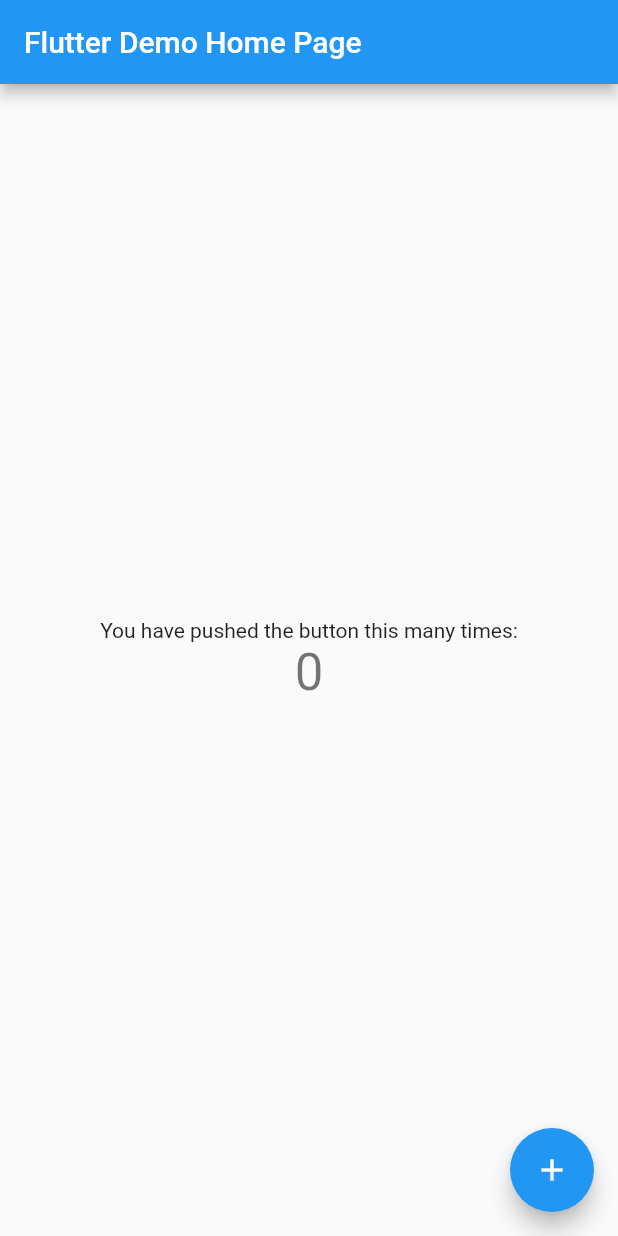
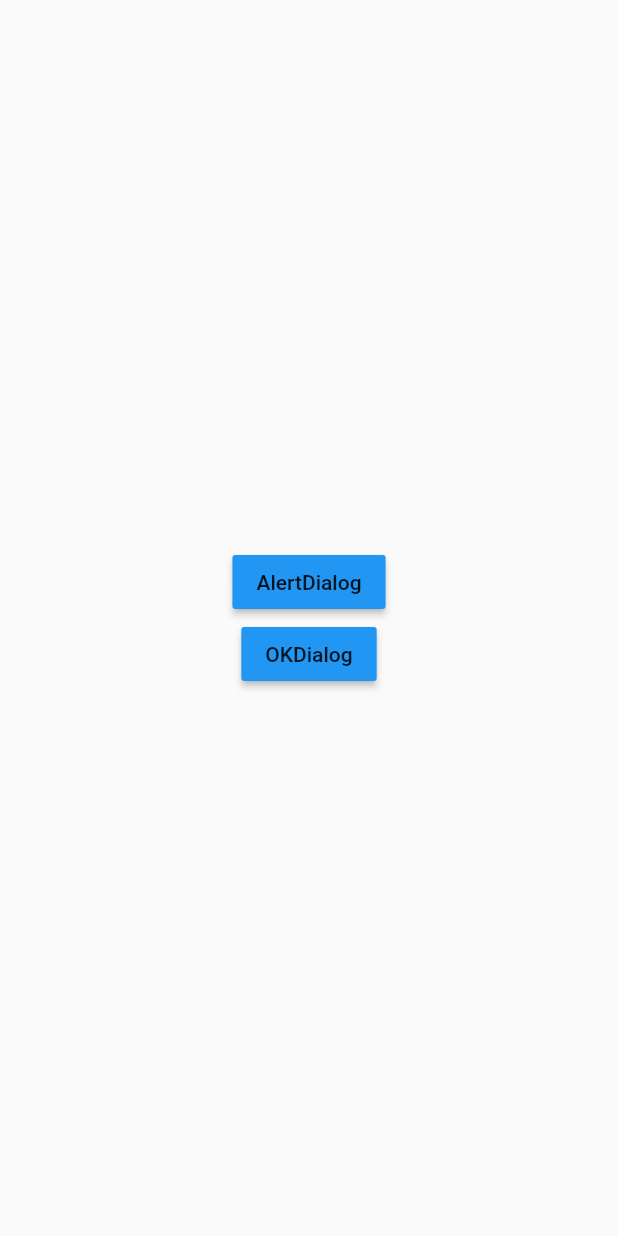
Before and after one commit to Aquarius-M/flutter_adaptive_components, a Flutter app: the screen it shows after launch, on a phone screen of 412 x 824 dp. Run offline on Flutter 3.47's test engine with Material 2 defaults, Android fonts, the phone set to English and light mode, and no system bars.

Commit message:
新增OK_Dialog

```diff
--- a/example/lib/main.dart
+++ b/example/lib/main.dart
@@ -1,4 +1,5 @@
 import 'package:flutter/material.dart';
+import 'package:flutter_adaptive_components/flutter_adaptive_components.dart';
 
 void main() {
   runApp(MyApp());
@@ -11,103 +12,55 @@ class MyApp extends StatelessWidget {
     return MaterialApp(
       title: 'Flutter Demo',
       theme: ThemeData(
-        // This is the theme of your application.
-        //
-        // Try running your application with "flutter run". You'll see the
-        // application has a blue toolbar. Then, without quitting the app, try
-        // changing the primarySwatch below to Colors.green and then invoke
-        // "hot reload" (press "r" in the console where you ran "flutter run",
-        // or simply save your changes to "hot reload" in a Flutter IDE).
-        // Notice that the counter didn't reset back to zero; the application
-        // is not restarted.
         primarySwatch: Colors.blue,
       ),
-      home: MyHomePage(title: 'Flutter Demo Home Page'),
+      home: HomePage(),
     );
   }
 }
 
-class MyHomePage extends StatefulWidget {
-  MyHomePage({Key? key, required this.title}) : super(key: key);
-
-  // This widget is the home page of your application. It is stateful, meaning
-  // that it has a State object (defined below) that contains fields that affect
-  // how it looks.
-
-  // This class is the configuration for the state. It holds the values (in this
-  // case the title) provided by the parent (in this case the App widget) and
-  // used by the build method of the State. Fields in a Widget subclass are
-  // always marked "final".
-
-  final String title;
-
-  @override
-  _MyHomePageState createState() => _MyHomePageState();
-}
-
-class _MyHomePageState extends State<MyHomePage> {
-  int _counter = 0;
-
-  void _incrementCounter() {
-    setState(() {
-      // This call to setState tells the Flutter framework that something has
-      // changed in this State, which causes it to rerun the build method below
-      // so that the display can reflect the updated values. If we changed
-      // _counter without calling setState(), then the build method would not be
-      // called again, and so nothing would appear to happen.
-      _counter++;
-    });
-  }
+class HomePage extends StatelessWidget {
+  const HomePage({Key? key}) : super(key: key);
 
   @override
   Widget build(BuildContext context) {
-    // This method is rerun every time setState is called, for instance as done
-    // by the _incrementCounter method above.
-    //
-    // The Flutter framework has been optimized to make rerunning build methods
-    // fast, so that you can just rebuild anything that needs updating rather
-    // than having to individually change instances of widgets.
     return Scaffold(
-      appBar: AppBar(
-        // Here we take the value from the MyHomePage object that was created by
-        // the App.build method, and use it to set our appbar title.
-        title: Text(widget.title),
-      ),
-      body: Center(
-        // Center is a layout widget. It takes a single child and positions it
-        // in the middle of the parent.
+      body: Container(
+        width: MediaQuery.of(context).size.width,
+        height: MediaQuery.of(context).size.height,
         child: Column(
-          // Column is also a layout widget. It takes a list of children and
-          // arranges them vertically. By default, it sizes itself to fit its
-          // children horizontally, and tries to be as tall as its parent.
-          //
-          // Invoke "debug painting" (press "p" in the console, choose the
-          // "Toggle Debug Paint" action from the Flutter Inspector in Android
-          // Studio, or the "Toggle Debug Paint" command in Visual Studio Code)
-          // to see the wireframe for each widget.
-          //
-          // Column has various properties to control how it sizes itself and
-          // how it positions its children. Here we use mainAxisAlignment to
-          // center the children vertically; the main axis here is the vertical
-          // axis because Columns are vertical (the cross axis would be
-          // horizontal).
           mainAxisAlignment: MainAxisAlignment.center,
-          children: <Widget>[
-            Text(
-              'You have pushed the button this many times:',
+          children: [
+            MaterialButton(
+              color: Theme.of(context).primaryColor,
+              child: Text('AlertDialog'),
+              onPressed: () {
+                showAdaptiveAlert(
+                  context: context,
+                  style: AdaptiveStyle.adaptive,
+                  title: Text('标题'),
+                  content: Text('这是alert_dialog的内容'),
+                  leftText: Text('确认'),
+                  rightText: Text('取消'),
+                );
+              },
             ),
-            Text(
-              '$_counter',
-              style: Theme.of(context).textTheme.headline4,
+            MaterialButton(
+              color: Theme.of(context).primaryColor,
+              child: Text('OKDialog'),
+              onPressed: () {
+                showAdaptiveOK(
+                  context: context,
+                  style: AdaptiveStyle.adaptive,
+                  title: Text('标题'),
+                  content: Text('这是ok_dialog的内容'),
+                  buttontext: Text('确认'),
+                );
+              },
             ),
           ],
         ),
       ),
-      floatingActionButton: FloatingActionButton(
-        onPressed: _incrementCounter,
-        tooltip: 'Increment',
-        child: Icon(Icons.add),
-      ), // This trailing comma makes auto-formatting nicer for build methods.
     );
   }
 }
--- a/lib/flutter_adaptive_components.dart
+++ b/lib/flutter_adaptive_components.dart
@@ -3,4 +3,6 @@ library flutteradaptivecomponents;
 //判断平台
 export 'src/adaptive_style.dart';
 //AlertDialog
-export 'src/adaptive_alertDialog.dart/show_alertDialog.dart';
+export 'src/adaptive_alertDialog/show_alertDialog.dart';
+//OKDialog
+export 'src/adaptive_okDialog/show_okDialog.dart';
--- a/lib/src/adaptive_alertDialog.dart/show_alertDialog.dart
+++ b/lib/src/adaptive_alertDialog/show_alertDialog.dart
@@ -11,7 +11,6 @@ Future showAdaptiveAlert({
   ///弹窗里的设置
   final Widget? title,
   final Widget? content,
-  final List<Widget>? actions,
   final Text? leftText,
   final Text? rightText,
   void Function()? onLeftTap,
```
Also changed, not shown: lib/src/adaptive_okDialog/show_okDialog.dart (added, +89 -0 lines).
